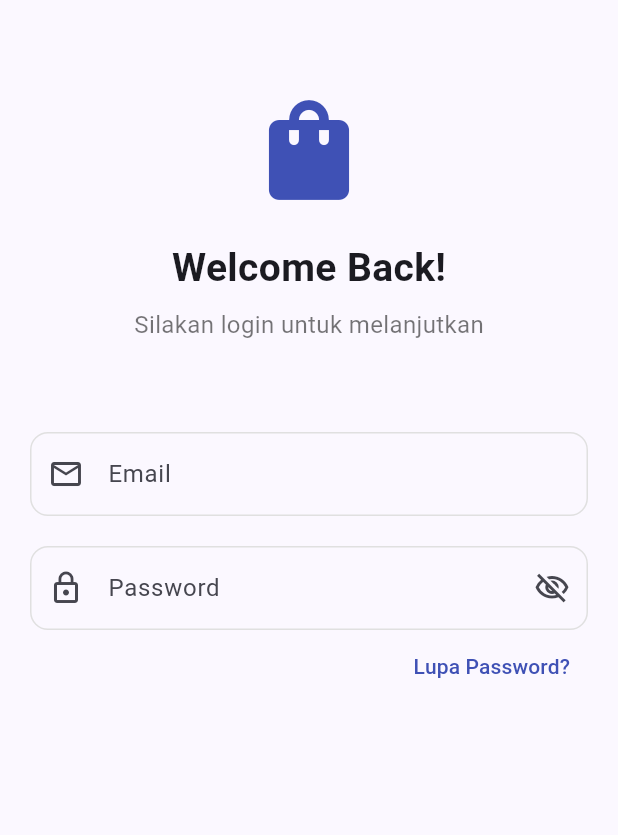
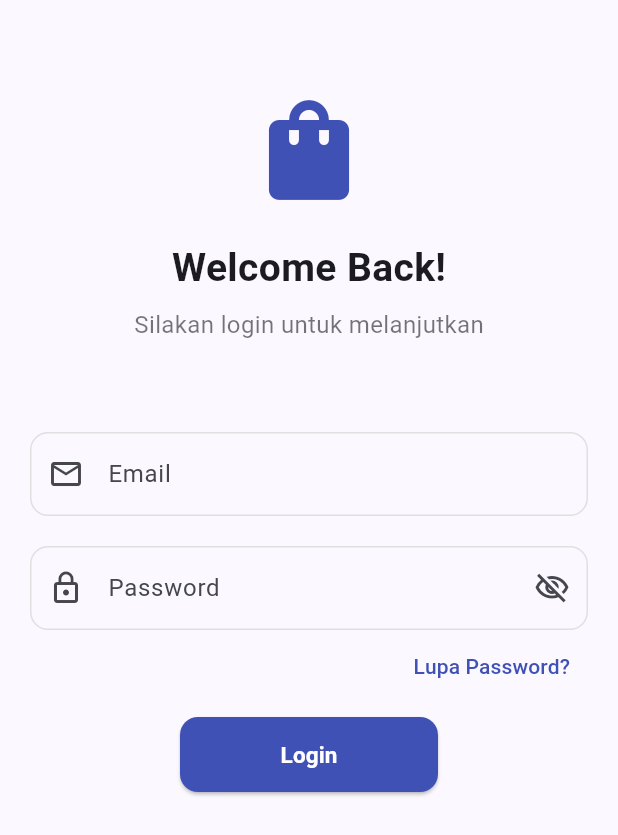
Before and after one commit to Mariariaardyanti/KB1179-1123150050-uts, a Flutter app: the Login screen opened directly, on a phone screen of 412 x 824 dp. Shown: the top 835 px of the screen. Run offline on Flutter 3.47's test engine with Material 3 defaults, Android fonts, the phone set to English and light mode, and no system bars.

Commit message:
feat: button login

```diff
--- a/lib/screen/login.dart
+++ b/lib/screen/login.dart
@@ -98,6 +98,31 @@ class _LoginState extends State<Login> {
                   ),
                 ),
               ),
+              Padding(
+                  padding: const EdgeInsets.symmetric(horizontal: 100, vertical: 10),
+                  child: SizedBox(
+                    width: 300,
+                    height: 50,
+                    child: ElevatedButton(
+                      onPressed: () {},
+                      style: ElevatedButton.styleFrom(
+                        backgroundColor: Colors.indigo,
+                        foregroundColor: Colors.white,
+                        shape: RoundedRectangleBorder(
+                          borderRadius: BorderRadius.circular(12),
+                        ),
+                      ),
+                      child: const Text(
+                        "Login",
+                        style: TextStyle(
+                          fontSize: 15,
+                          fontWeight: FontWeight.bold,
+                        ),
+                      ),
+                    ),
+                  ),
+                ),
+
 
               ],
             ),
```
